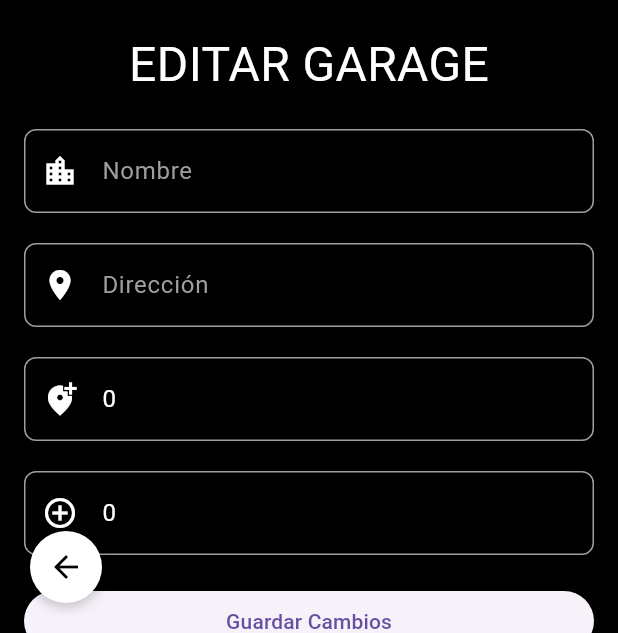
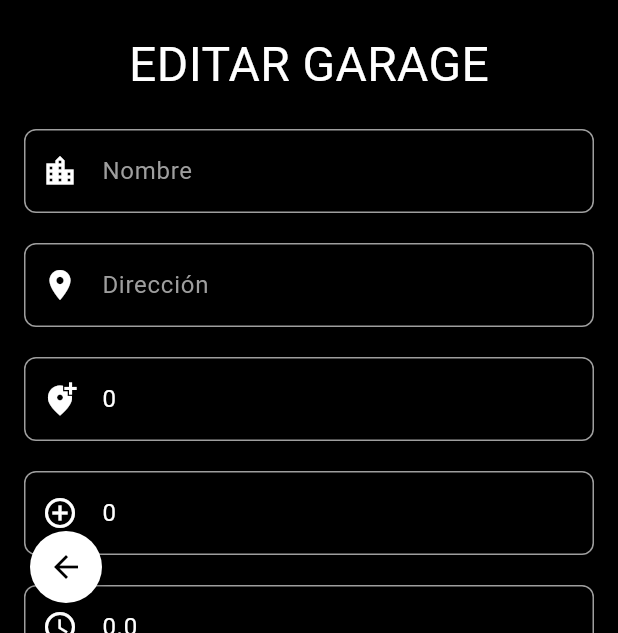
Before and after one commit to nitoxxic/e-garage-proveedor, a Flutter app: the DetalleGarage screen opened directly with empty values, after a tap on the "edit" icon, on a phone screen of 412 x 824 dp, the part 603-1236 px from its top. Run offline on Flutter 3.47's test engine with Material 3 defaults, Android fonts, the phone set to English and light mode, and no system bars; our stand-ins replace bloc, cloud_firestore, equatable, firebase_auth, firebase_core, firebase_messaging and 9 more; accounts and stored records are empty.

Commit message:
Modificacion valor horas y visualizacion valor hora de cada garage

```diff
--- a/lib/screens/editarGarage.dart
+++ b/lib/screens/editarGarage.dart
@@ -23,16 +23,23 @@ class _EditarGarageState extends State<EditarGarage> {
   late TextEditingController direccionController;
   late TextEditingController lugaresTotalesController;
   late TextEditingController lugaresDisponiblesController;
+  late TextEditingController valorHoraController;
+  late TextEditingController valorFraccionHoraController;
 
   @override
   void initState() {
     super.initState();
     nombreController = TextEditingController(text: widget.garage.nombre);
     direccionController = TextEditingController(text: widget.garage.direccion);
+
     lugaresTotalesController =
         TextEditingController(text: widget.garage.lugaresTotales.toString());
     lugaresDisponiblesController = TextEditingController(
         text: widget.garage.lugaresDisponibles.toString());
+    valorHoraController =
+        TextEditingController(text: (widget.garage.valorHora).toString());
+    valorFraccionHoraController =
+        TextEditingController(text: (widget.garage.valorFraccion).toString());
   }
 
   @override
@@ -41,6 +48,8 @@ class _EditarGarageState extends State<EditarGarage> {
     direccionController.dispose();
     lugaresTotalesController.dispose();
     lugaresDisponiblesController.dispose();
+    valorHoraController.dispose();
+    valorFraccionHoraController.dispose();
     super.dispose();
   }
 
@@ -101,7 +110,8 @@ class _EditarGarageState extends State<EditarGarage> {
       }
 
       // Obtener coordenadas actualizadas si la dirección cambia
-      LatLng? coordenadas = await obtenerCoordenadasDesdeDireccion(direccionController.text);
+      LatLng? coordenadas =
+          await obtenerCoordenadasDesdeDireccion(direccionController.text);
 
       if (coordenadas == null) {
         return; // Si no se obtienen coordenadas, no continuar
@@ -117,6 +127,8 @@ class _EditarGarageState extends State<EditarGarage> {
         'lugaresDisponibles': lugaresDisponibles,
         'latitude': coordenadas.latitude,
         'longitude': coordenadas.longitude,
+        'valorHora': double.parse(valorHoraController.text),
+        'valorFraccion': double.parse(valorFraccionHoraController.text)
       });
 
       // Crear un nuevo objeto Garage con los datos actualizados
@@ -127,7 +139,8 @@ class _EditarGarageState extends State<EditarGarage> {
           lugaresDisponibles: lugaresDisponibles,
           latitude: coordenadas.latitude,
           longitude: coordenadas.longitude,
-      );
+          valorHora: double.tryParse(valorHoraController.text),
+          valorFraccion: double.tryParse(valorFraccionHoraController.text));
 
       ScaffoldMessenger.of(context).showSnackBar(
         const SnackBar(content: Text('Datos guardados exitosamente.')),
@@ -140,7 +153,6 @@ class _EditarGarageState extends State<EditarGarage> {
           builder: (context) => DetalleGarage(garage: updatedGarage),
         ),
       );
-
     } catch (e) {
       ScaffoldMessenger.of(context).showSnackBar(
         SnackBar(content: Text('Error al guardar cambios: $e')),
@@ -202,6 +214,20 @@ class _EditarGarageState extends State<EditarGarage> {
                   controller: lugaresDisponiblesController,
                 ),
                 const SizedBox(height: 20),
+                InputTextLogin(
+                  hintText: 'Valor Hora',
+                  icon: const Icon(Icons.access_time_outlined,
+                      color: Colors.white),
+                  controller: valorHoraController,
+                ),
+                const SizedBox(height: 20),
+                InputTextLogin(
+                  hintText: 'Valor Fraccion de Hora',
+                  icon:
+                      const Icon(Icons.add_alarm_rounded, color: Colors.white),
+                  controller: valorFraccionHoraController,
+                ),
+                const SizedBox(height: 20),
                 ElevatedButton(
                   onPressed: () {
                     //   setState(() {
--- a/lib/widgetsPersonalizados/detalleGarage.dart
+++ b/lib/widgetsPersonalizados/detalleGarage.dart
@@ -32,7 +32,7 @@ class _DetalleGarageState extends State<DetalleGarage> {
             child: Column(
               crossAxisAlignment: CrossAxisAlignment.start,
               children: [
-                Text(
+                const Text(
                   'Nombre del Garage:',
                   style: TextStyle(
                     color: Colors.white70,
@@ -48,7 +48,7 @@ class _DetalleGarageState extends State<DetalleGarage> {
                   ),
                 ),
                 const SizedBox(height: 20),
-                Text(
+                const Text(
                   'Dirección:',
                   style: TextStyle(
                     color: Colors.white70,
@@ -63,7 +63,7 @@ class _DetalleGarageState extends State<DetalleGarage> {
                   ),
                 ),
                 const SizedBox(height: 20),
-                Text(
+                const Text(
                   'Lugares Totales:',
                   style: TextStyle(
                     color: Colors.white70,
@@ -78,7 +78,7 @@ class _DetalleGarageState extends State<DetalleGarage> {
                   ),
                 ),
                 const SizedBox(height: 20),
-                Text(
+                const Text(
                   'Lugares Disponibles:',
                   style: TextStyle(
                     color: Colors.white70,
@@ -92,6 +92,36 @@ class _DetalleGarageState extends State<DetalleGarage> {
                     fontSize: 18,
                   ),
                 ),
+                const SizedBox(height: 20),
+                const Text(
+                  'Valor Hora:',
+                  style: TextStyle(
+                    color: Colors.white70,
+                    fontSize: 16,
+                  ),
+                ),
+                Text(
+                  '${widget.garage.valorHora}',
+                  style: const TextStyle(
+                    color: Colors.white,
+                    fontSize: 18,
+                  ),
+                ),
+                const Text(
+                  'Valor Fraccion:',
+                  style: TextStyle(
+                    color: Colors.white70,
+                    fontSize: 16,
+                  ),
+                ),
+                Text(
+                  '${widget.garage.valorFraccion}',
+                  style: const TextStyle(
+                    color: Colors.white,
+                    fontSize: 18,
+                  ),
+                ),
+                const SizedBox(height: 20),
               ],
             ),
           ),
```
Lines whose indentation alone changed are shown as unchanged.
